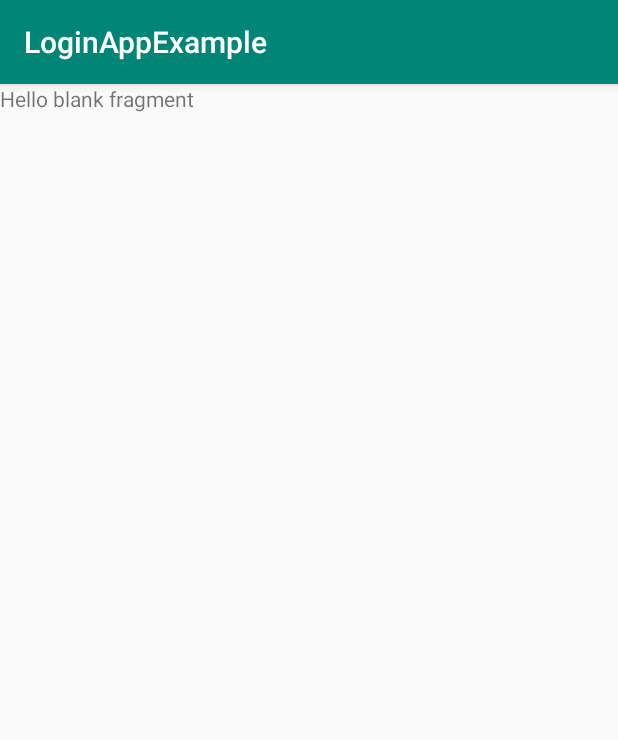
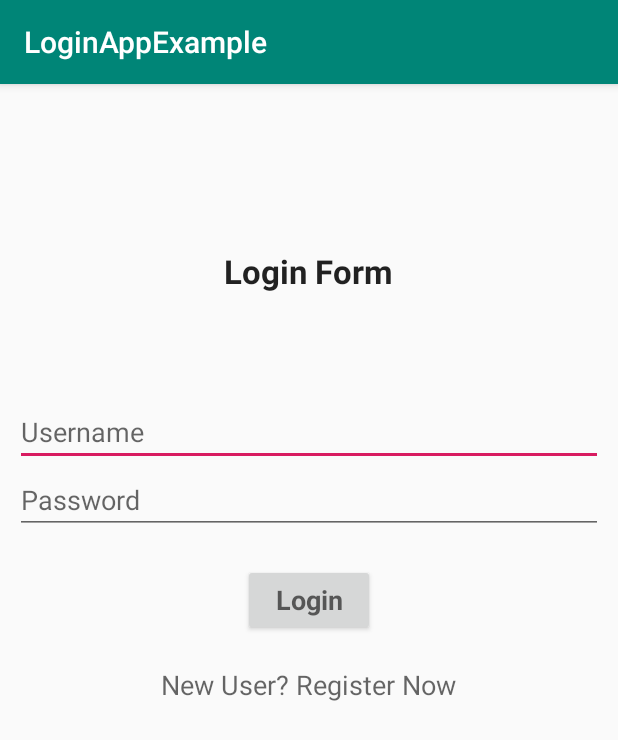
Before and after one commit to autocircled/Android-MySQL-Retrofit, an Android app: the fragment LoginFragment shown on its own in the app's theme, on a phone screen of 412 x 824 dp. Shown: the top 740 px of the screen. Run offline under Robolectric (Android 15) with nearby library versions, the phone set to English and light mode, and no system bars.

Commit message:
Login Fragment layout created

```diff
--- a/app/src/main/res/layout/fragment_login.xml
+++ b/app/src/main/res/layout/fragment_login.xml
@@ -1,14 +1,49 @@
 <?xml version="1.0" encoding="utf-8"?>
-<FrameLayout xmlns:android="http://schemas.android.com/apk/res/android"
+<LinearLayout xmlns:android="http://schemas.android.com/apk/res/android"
     xmlns:tools="http://schemas.android.com/tools"
     android:layout_width="match_parent"
     android:layout_height="match_parent"
+    android:orientation="vertical"
+    android:padding="10dp"
     tools:context=".LoginFragment">
 
-    <!-- TODO: Update blank fragment layout -->
     <TextView
+        android:layout_width="wrap_content"
+        android:layout_height="wrap_content"
+        android:text="Login Form"
+        android:textAppearance="@style/TextAppearance.AppCompat.Large"
+        android:textStyle="bold"
+        android:layout_gravity="center"
+        android:layout_marginTop="100dp" />
+    <EditText
+        android:id="@+id/user_name"
         android:layout_width="match_parent"
-        android:layout_height="match_parent"
-        android:text="@string/hello_blank_fragment" />
+        android:layout_height="wrap_content"
+        android:hint="Username"
+        android:inputType="text"
+        android:layout_gravity="center"
+        android:layout_marginTop="70dp" />
+    <EditText
+        android:id="@+id/user_password"
+        android:layout_width="match_parent"
+        android:layout_height="wrap_content"
+        android:hint="Password"
+        android:inputType="textPassword" />
+    <Button
+        android:id="@+id/button_login"
+        android:layout_width="wrap_content"
+        android:layout_height="wrap_content"
+        android:text="Login"
+        android:layout_gravity="center"
+        android:layout_marginTop="20dp"
+        android:textAppearance="@style/TextAppearance.AppCompat.Medium"
+        android:textStyle="bold" />
+    <TextView
+        android:layout_width="wrap_content"
+        android:layout_height="wrap_content"
+        android:text="New User? Register Now"
+        android:layout_gravity="center"
+        android:layout_marginTop="20dp"
+        android:textAppearance="@style/TextAppearance.AppCompat.Medium" />
 
-</FrameLayout>
+</LinearLayout>
```
